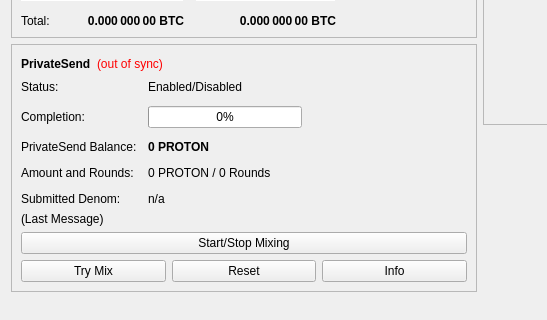
Qt form src/qt/forms/overviewpage.ui (HTHcoin/HTH-Legacy-old-chain) before a commit; both pictures show x 0 to 547 and y 178 to 498 of the 960 by 585 pixel window.
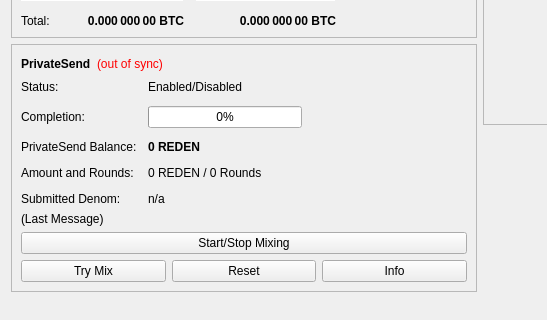
The same form after that commit.

Commit message: refractor proton to change proton references to reden

```diff
--- a/src/qt/forms/overviewpage.ui
+++ b/src/qt/forms/overviewpage.ui
@@ -511,7 +511,7 @@
                </font>
               </property>
               <property name="text">
-               <string notr="true">0 PROTON</string>
+               <string notr="true">0 REDEN</string>
               </property>
              </widget>
             </item>
@@ -525,7 +525,7 @@
             <item row="3" column="1">
              <widget class="QLabel" name="labelAmountRounds">
               <property name="text">
-               <string>0 PROTON / 0 Rounds</string>
+               <string>0 REDEN / 0 Rounds</string>
               </property>
              </widget>
             </item>
```
Left out of the diff: 6 changed lines with no effect on the pictures. The commit also changes 444 other files.
